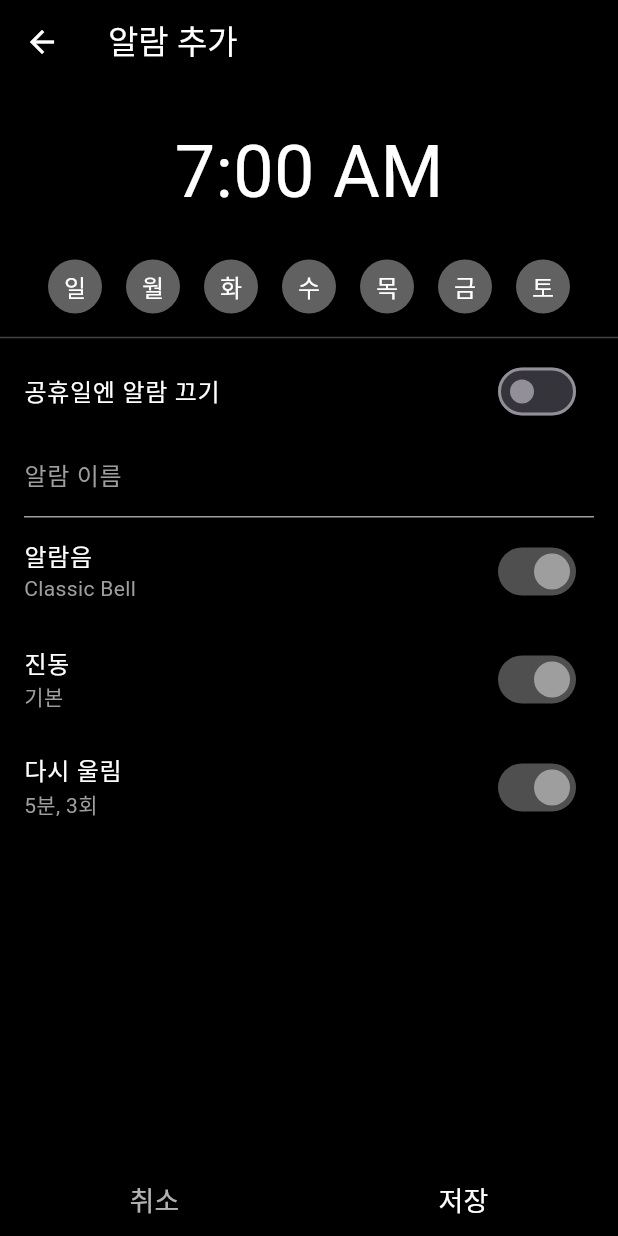
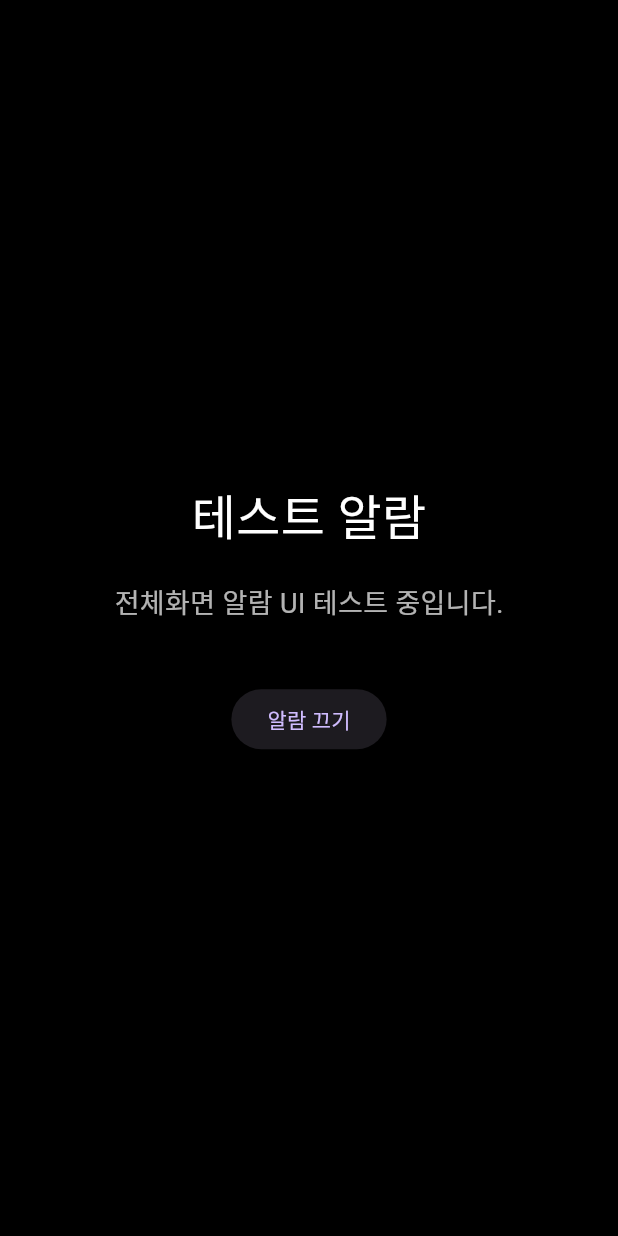
Before and after one commit to rjsdn031/NextUp, a Flutter app: the screen it shows after launch, after a tap on the "add" icon, on a phone screen of 412 x 824 dp. Run offline on Flutter 3.47's test engine with Material 3 defaults, Android fonts, the light colour scheme and no system bars; our stand-ins replace flutter_local_notifications, shared_preferences, timezone.

Commit message:
[feat] Add Alarm Ringing Screen

```diff
--- a/lib/main.dart
+++ b/lib/main.dart
@@ -1,10 +1,17 @@
 import 'package:flutter/material.dart';
 import 'package:flutter_local_notifications/flutter_local_notifications.dart';
+import 'package:nextup/screens/alarm_ringing_screen.dart';
 import 'package:nextup/services/alarm_service.dart';
 import 'screens/alarm_list_screen.dart';
 
 final FlutterLocalNotificationsPlugin flutterLocalNotificationsPlugin =
-FlutterLocalNotificationsPlugin();
+    FlutterLocalNotificationsPlugin();
+final GlobalKey<NavigatorState> navigatorKey = GlobalKey<NavigatorState>();
+
+@pragma('vm:entry-point')
+void notificationTapBackground(NotificationResponse response) {
+  // background has no context
+}
 
 void main() async {
   WidgetsFlutterBinding.ensureInitialized();
@@ -12,12 +19,25 @@ void main() async {
   await AlarmService.init();
 
   const AndroidInitializationSettings initializationSettingsAndroid =
-  AndroidInitializationSettings('@mipmap/ic_launcher');
+      AndroidInitializationSettings('@mipmap/ic_launcher');
+  const InitializationSettings initializationSettings = InitializationSettings(
+    android: initializationSettingsAndroid,
+  );
 
-  const InitializationSettings initializationSettings =
-  InitializationSettings(android: initializationSettingsAndroid);
-
-  await flutterLocalNotificationsPlugin.initialize(initializationSettings);
+  await flutterLocalNotificationsPlugin.initialize(
+    initializationSettings,
+    onDidReceiveNotificationResponse: (details) {
+      navigatorKey.currentState?.push(
+        MaterialPageRoute(
+          builder: (_) => AlarmRingingScreen(
+            title: details.payload ?? '알람',
+            body: '일어날 시간이에요!',
+          ),
+        ),
+      );
+    },
+    onDidReceiveBackgroundNotificationResponse: notificationTapBackground,
+  );
 
   runApp(const AlarmApp());
 }
@@ -30,10 +50,9 @@ class AlarmApp extends StatelessWidget {
     return MaterialApp(
       title: 'Next Up',
       debugShowCheckedModeBanner: false,
-      theme: ThemeData.dark().copyWith(
-        scaffoldBackgroundColor: Colors.black,
-      ),
+      theme: ThemeData.dark().copyWith(scaffoldBackgroundColor: Colors.black),
       home: const AlarmListScreen(),
+      navigatorKey: navigatorKey,
     );
   }
 }
--- a/lib/screens/alarm_list_screen.dart
+++ b/lib/screens/alarm_list_screen.dart
@@ -5,6 +5,7 @@ import '../storage/alarm_storage.dart';
 import '../widgets/alarm_list_view.dart';
 import '../widgets/alarm_fab.dart';
 import 'add_alarm_screen.dart';
+import 'alarm_ringing_screen.dart';
 
 class AlarmListScreen extends StatefulWidget {
   const AlarmListScreen({super.key});
@@ -111,7 +112,18 @@ class _AlarmListScreenState extends State<AlarmListScreen> {
         onToggle: _toggleAlarm,
         onTap: _onAlarmTap,
       ),
-      floatingActionButton: AlarmFAB(onAdd: _addAlarm),
+      floatingActionButton: FloatingActionButton(onPressed: () {
+        Navigator.of(context).push(
+          MaterialPageRoute(
+            builder: (_) => const AlarmRingingScreen(
+              title: '테스트 알람',
+              body: '전체화면 알람 UI 테스트 중입니다.',
+            ),
+          ),
+        );
+      },
+        child: const Icon(Icons.add),),
+      // floatingActionButton: AlarmFAB(onAdd: _addAlarm),
     );
   }
 }
--- /dev/null
+++ b/lib/screens/alarm_ringing_screen.dart
@@ -0,0 +1,30 @@
+import 'package:flutter/material.dart';
+
+class AlarmRingingScreen extends StatelessWidget {
+  final String title;
+  final String body;
+
+  const AlarmRingingScreen({super.key, required this.title, required this.body});
+
+  @override
+  Widget build(BuildContext context) {
+    return Scaffold(
+      backgroundColor: Colors.black,
+      body: Center(
+        child: Column(
+          mainAxisAlignment: MainAxisAlignment.center,
+          children: [
+            Text(title, style: const TextStyle(fontSize: 32, color: Colors.white)),
+            const SizedBox(height: 20),
+            Text(body, style: const TextStyle(fontSize: 18, color: Colors.white70)),
+            const SizedBox(height: 40),
+            ElevatedButton(
+              onPressed: () => Navigator.of(context).pop(),
+              child: const Text('알람 끄기'),
+            ),
+          ],
+        ),
+      ),
+    );
+  }
+}
--- a/lib/services/alarm_service.dart
+++ b/lib/services/alarm_service.dart
@@ -35,7 +35,7 @@ class AlarmService {
     }
 
     final androidDetails = AndroidNotificationDetails(
-      'alarm_channel_id',
+      'testAlarm1',
       'Alarm Notifications',
       channelDescription: 'Channel for alarm notifications',
       importance: Importance.max,
```
Also changed, not shown: 1 other file.
